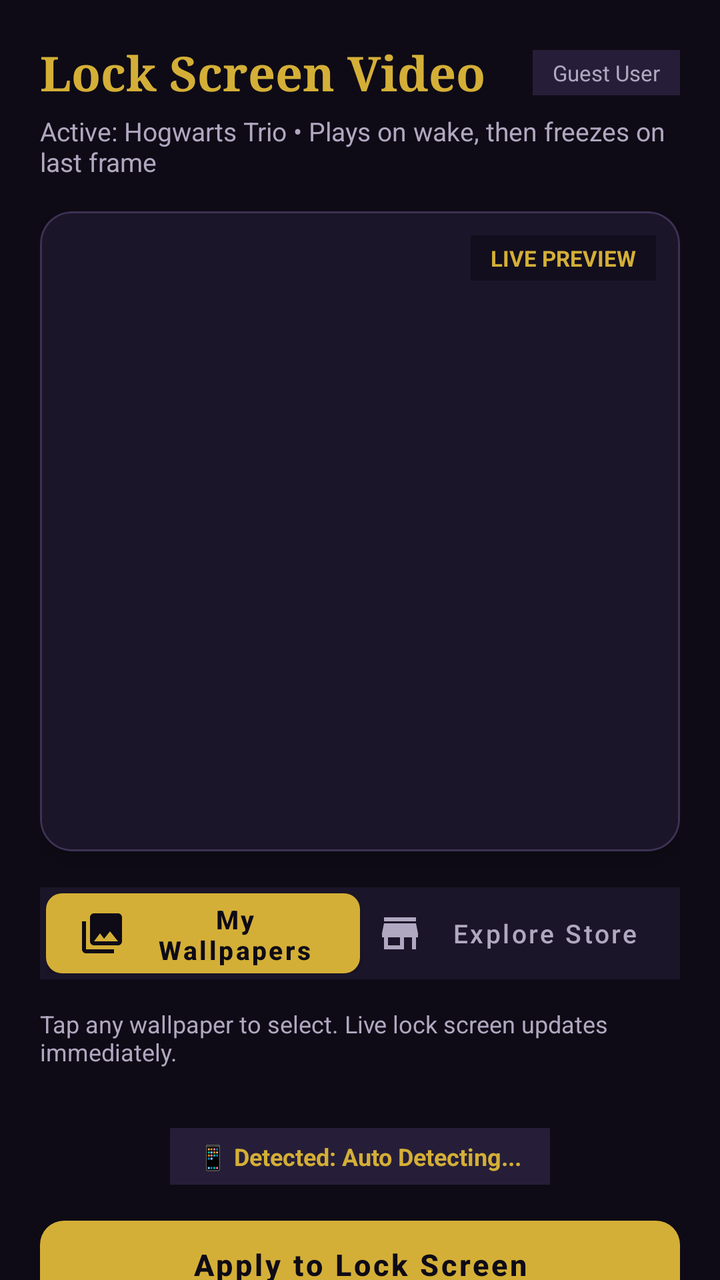
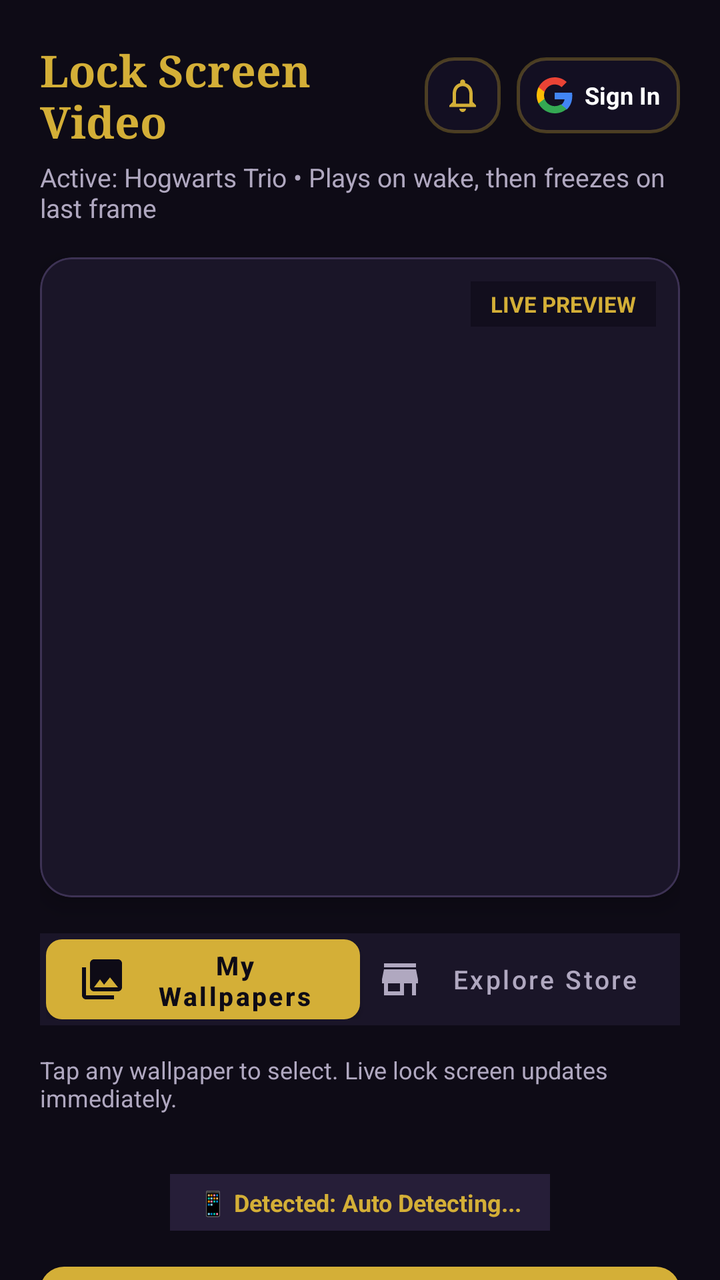

Two renders of the same Android screen: before a commit and after it. Below are the layout's source before the change and the commit's diff.
<!-- AndroidManifest.xml: application theme Theme.VideoLockScreen -->
<!-- res/layout/activity_main.xml -->
<?xml version="1.0" encoding="utf-8"?>
<androidx.core.widget.NestedScrollView xmlns:android="http://schemas.android.com/apk/res/android"
    xmlns:app="http://schemas.android.com/apk/res-auto"
    android:layout_width="match_parent"
    android:layout_height="match_parent"
    android:background="#0E0B16"
    android:fillViewport="true">

    <LinearLayout
        android:layout_width="match_parent"
        android:layout_height="wrap_content"
        android:orientation="vertical"
        android:padding="20dp">

        
        <LinearLayout
            android:layout_width="match_parent"
            android:layout_height="wrap_content"
            android:gravity="center_vertical"
            android:orientation="horizontal">

            <TextView
                android:id="@+id/tvAppTitle"
                android:layout_width="0dp"
                android:layout_height="wrap_content"
                android:layout_weight="1"
                android:fontFamily="serif"
                android:text="Lock Screen Video"
                android:textColor="#D4AF37"
                android:textSize="24sp"
                android:textStyle="bold" />

            
            <TextView
                android:id="@+id/tvUserBadge"
                android:layout_width="wrap_content"
                android:layout_height="wrap_content"
                android:background="#261E38"
                android:paddingHorizontal="10dp"
                android:paddingVertical="4dp"
                android:text="Guest User"
                android:textColor="#B0A8C0"
                android:textSize="11sp" />
        </LinearLayout>

        <TextView
            android:id="@+id/tvActiveWallpaperSubtitle"
            android:layout_width="match_parent"
            android:layout_height="wrap_content"
            android:layout_marginTop="4dp"
            android:text="Active: Hogwarts Trio • Plays on wake, then freezes on last frame"
            android:textColor="#B0A8C0"
            android:textSize="13sp" />

        
        <com.google.android.material.card.MaterialCardView
            android:layout_width="match_parent"
            android:layout_height="320dp"
            android:layout_marginTop="16dp"
            app:cardBackgroundColor="#1A1528"
            app:cardCornerRadius="16dp"
            app:cardElevation="6dp"
            app:strokeColor="#3D3254"
            app:strokeWidth="1dp">

            <FrameLayout
                android:layout_width="match_parent"
                android:layout_height="match_parent">

                <TextureView
                    android:id="@+id/previewTextureView"
                    android:layout_width="match_parent"
                    android:layout_height="match_parent" />

                <TextView
                    android:id="@+id/tvPreviewBadge"
                    android:layout_width="wrap_content"
                    android:layout_height="wrap_content"
                    android:layout_gravity="top|end"
                    android:layout_margin="12dp"
                    android:background="#990E0B16"
                    android:paddingHorizontal="10dp"
                    android:paddingVertical="4dp"
                    android:text="LIVE PREVIEW"
                    android:textColor="#D4AF37"
                    android:textSize="11sp"
                    android:textStyle="bold" />
            </FrameLayout>
        </com.google.android.material.card.MaterialCardView>

        
        <LinearLayout
            android:layout_width="match_parent"
            android:layout_height="46dp"
            android:layout_marginTop="18dp"
            android:background="#1A1528"
            android:orientation="horizontal"
            android:padding="3dp">

            <com.google.android.material.button.MaterialButton
                android:id="@+id/btnTabMyWallpapers"
                android:layout_width="0dp"
                android:layout_height="match_parent"
                android:layout_weight="1"
                android:insetTop="0dp"
                android:insetBottom="0dp"
                android:text="My Wallpapers"
                android:textAllCaps="false"
                android:textColor="#0E0B16"
                android:textSize="13sp"
                android:textStyle="bold"
                app:backgroundTint="#D4AF37"
                app:cornerRadius="8dp"
                app:icon="@drawable/ic_gallery"
                app:iconTint="#0E0B16" />

            <com.google.android.material.button.MaterialButton
                android:id="@+id/btnTabExploreStore"
                style="@style/Widget.MaterialComponents.Button.TextButton"
                android:layout_width="0dp"
                android:layout_height="match_parent"
                android:layout_weight="1"
                android:insetTop="0dp"
                android:insetBottom="0dp"
                android:text="Explore Store"
                android:textAllCaps="false"
                android:textColor="#B0A8C0"
                android:textSize="13sp"
                app:cornerRadius="8dp"
                app:icon="@drawable/ic_store"
                app:iconTint="#B0A8C0" />
        </LinearLayout>

        
        <LinearLayout
            android:id="@+id/layoutMyWallpapers"
            android:layout_width="match_parent"
            android:layout_height="wrap_content"
            android:layout_marginTop="14dp"
            android:orientation="vertical"
            android:visibility="visible">

            <TextView
                android:layout_width="wrap_content"
                android:layout_height="wrap_content"
                android:text="Tap any wallpaper to select. Live lock screen updates immediately."
                android:textColor="#B0A8C0"
                android:textSize="12sp" />

            
            <LinearLayout
                android:id="@+id/layoutImporting"
                android:layout_width="match_parent"
                android:layout_height="wrap_content"
                android:layout_marginTop="8dp"
                android:background="#261E38"
                android:gravity="center_vertical"
                android:orientation="horizontal"
                android:padding="10dp"
                android:visibility="gone">

                <ProgressBar
                    android:layout_width="22dp"
                    android:layout_height="22dp"
                    android:indeterminateTint="#D4AF37" />

                <TextView
                    android:id="@+id/tvImportingStatus"
                    android:layout_width="wrap_content"
                    android:layout_height="wrap_content"
                    android:layout_marginStart="12dp"
                    android:text="Importing and optimizing video..."
                    android:textColor="#F3E8FF"
                    android:textSize="12sp" />
            </LinearLayout>

            
            <androidx.recyclerview.widget.RecyclerView
                android:id="@+id/rvWallpapers"
                android:layout_width="match_parent"
                android:layout_height="wrap_content"
                android:layout_marginTop="10dp"
                android:clipToPadding="false"
                android:nestedScrollingEnabled="false"
                android:orientation="horizontal"
                android:overScrollMode="never" />
        </LinearLayout>

        
        <LinearLayout
            android:id="@+id/layoutExploreStore"
            android:layout_width="match_parent"
            android:layout_height="wrap_content"
            android:layout_marginTop="14dp"
            android:orientation="vertical"
            android:visibility="gone">

            <LinearLayout
                android:layout_width="match_parent"
                android:layout_height="wrap_content"
                android:gravity="center_vertical"
                android:orientation="horizontal">

                <TextView
                    android:id="@+id/tvStoreCatalogHeader"
                    android:layout_width="0dp"
                    android:layout_height="wrap_content"
                    android:layout_weight="1"
                    android:text="Tap any card to stream preview. Download to set as wallpaper."
                    android:textColor="#B0A8C0"
                    android:textSize="12sp" />

                <com.google.android.material.button.MaterialButton
                    android:id="@+id/btnRefreshStore"
                    style="@style/Widget.MaterialComponents.Button.TextButton"
                    android:layout_width="wrap_content"
                    android:layout_height="36dp"
                    android:insetTop="0dp"
                    android:insetBottom="0dp"
                    android:text="Refresh"
                    android:textAllCaps="false"
                    android:textColor="#D4AF37"
                    android:textSize="12sp" />
            </LinearLayout>

            
            <LinearLayout
                android:id="@+id/layoutStoreSkeleton"
                android:layout_width="match_parent"
                android:layout_height="wrap_content"
                android:layout_marginTop="8dp"
                android:orientation="vertical"
                android:visibility="gone">

                <include layout="@layout/item_store_skeleton" />
                <include layout="@layout/item_store_skeleton" />
            </LinearLayout>

            
            <androidx.recyclerview.widget.RecyclerView
                android:id="@+id/rvStoreWallpapers"
                android:layout_width="match_parent"
                android:layout_height="wrap_content"
                android:layout_marginTop="8dp"
                android:clipToPadding="false"
                android:nestedScrollingEnabled="false"
                android:overScrollMode="never" />
        </LinearLayout>

        
        <TextView
            android:id="@+id/tvDeviceBrand"
            android:layout_width="wrap_content"
            android:layout_height="wrap_content"
            android:layout_gravity="center_horizontal"
            android:layout_marginTop="20dp"
            android:background="#261E38"
            android:paddingHorizontal="14dp"
            android:paddingVertical="6dp"
            android:text="📱 Detected: Auto Detecting..."
            android:textColor="#D4AF37"
            android:textSize="12sp"
            android:textStyle="bold" />

        
        <com.google.android.material.button.MaterialButton
            android:id="@+id/btnSetWallpaper"
            android:layout_width="match_parent"
            android:layout_height="56dp"
            android:layout_marginTop="12dp"
            android:text="Apply to Lock Screen"
            android:textAllCaps="false"
            android:textColor="#0E0B16"
            android:textSize="15sp"
            android:textStyle="bold"
            app:backgroundTint="#D4AF37"
            app:cornerRadius="12dp" />

        <TextView
            android:id="@+id/tvPrimaryInstruction"
            android:layout_width="match_parent"
            android:layout_height="wrap_content"
            android:layout_marginTop="8dp"
            android:gravity="center"
            android:text="Important: In the preview, tap 'Set wallpaper' -> choose 'Home screen and lock screen'"
            android:textColor="#D4AF37"
            android:textSize="12sp"
            android:textStyle="bold" />

        
        <com.google.android.material.button.MaterialButton
            android:id="@+id/btnDirectGalleryHandOff"
            style="@style/Widget.MaterialComponents.Button.OutlinedButton"
            android:layout_width="match_parent"
            android:layout_height="wrap_content"
            android:layout_marginTop="14dp"
            android:text="🎬 Direct Video Hand-off (Open in Phone Gallery)"
            android:textAllCaps="false"
            android:textColor="#F3E8FF"
            app:cornerRadius="12dp"
            app:strokeColor="#7C3AED" />

        <com.google.android.material.button.MaterialButton
            android:id="@+id/btnClearLockOverride"
            style="@style/Widget.MaterialComponents.Button.OutlinedButton"
            android:layout_width="match_parent"
            android:layout_height="wrap_content"
            android:layout_marginTop="8dp"
            android:text="🔄 Fix Lock Screen (Remove Old Photo Override)"
            android:textAllCaps="false"
            android:textColor="#E0D7F5"
            app:cornerRadius="12dp"
            app:strokeColor="#5B4A78" />

        <com.google.android.material.button.MaterialButton
            android:id="@+id/btnExportVideo"
            style="@style/Widget.MaterialComponents.Button.TextButton"
            android:layout_width="match_parent"
            android:layout_height="wrap_content"
            android:layout_marginTop="4dp"
            android:text="📁 Choose Folder &amp; Save Video (Manual Fallback)"
            android:textAllCaps="false"
            android:textColor="#A78BFA"
            android:textSize="13sp" />

        
        <com.google.android.material.card.MaterialCardView
            android:layout_width="match_parent"
            android:layout_height="wrap_content"
            android:layout_marginTop="24dp"
            app:cardBackgroundColor="#1A1528"
            app:cardCornerRadius="16dp"
            app:cardElevation="4dp"
            app:strokeColor="#3D3254"
            app:strokeWidth="1dp">

            <LinearLayout
                android:layout_width="match_parent"
                android:layout_height="wrap_content"
                android:orientation="vertical"
                android:padding="16dp">

                <TextView
                    android:layout_width="wrap_content"
                    android:layout_height="wrap_content"
                    android:text="Playback Behavior"
                    android:textColor="#D4AF37"
                    android:textSize="16sp"
                    android:textStyle="bold" />

                
                <RadioGroup
                    android:id="@+id/rgPlaybackMode"
                    android:layout_width="match_parent"
                    android:layout_height="wrap_content"
                    android:layout_marginTop="12dp">

                    <RadioButton
                        android:id="@+id/rbFreezeLastFrame"
                        android:layout_width="match_parent"
                        android:layout_height="wrap_content"
                        android:buttonTint="#D4AF37"
                        android:checked="true"
                        android:text="Wake Animation (Play 5s, freeze on final frame - 0% Battery)"
                        android:textColor="#FFFFFF"
                        android:textSize="13sp" />

                    <RadioButton
                        android:id="@+id/rbLoopLockOnly"
                        android:layout_width="match_parent"
                        android:layout_height="wrap_content"
                        android:layout_marginTop="8dp"
                        android:buttonTint="#D4AF37"
                        android:text="Loop on Lock Screen Only (Freezes on Home Screen - Fast &amp; Smooth)"
                        android:textColor="#FFFFFF"
                        android:textSize="13sp" />

                    <RadioButton
                        android:id="@+id/rbLoopAlways"
                        android:layout_width="match_parent"
                        android:layout_height="wrap_content"
                        android:layout_marginTop="8dp"
                        android:buttonTint="#D4AF37"
                        android:text="Loop Always (Both Lock Screen &amp; Home Screen)"
                        android:textColor="#FFFFFF"
                        android:textSize="13sp" />
                </RadioGroup>

                <View
                    android:layout_width="match_parent"
                    android:layout_height="1dp"
                    android:layout_marginVertical="14dp"
                    android:background="#2E2642" />

                
                <com.google.android.material.switchmaterial.SwitchMaterial
                    android:id="@+id/switchMute"
                    android:layout_width="match_parent"
                    android:layout_height="wrap_content"
                    android:checked="true"
                    android:text="Mute Video Audio (Silent on Lock)"
                    android:textColor="#FFFFFF"
                    app:thumbTint="#D4AF37"
                    app:trackTint="#5A4B75" />

            </LinearLayout>
        </com.google.android.material.card.MaterialCardView>

        <TextView
            android:id="@+id/tvAppInfo"
            android:layout_width="match_parent"
            android:layout_height="wrap_content"
            android:layout_marginTop="24dp"
            android:gravity="center"
            android:text="Pure Native Live Wallpaper • Zero Overlays • No Popup Delay"
            android:textColor="#665D7A"
            android:textSize="12sp" />

    </LinearLayout>
</androidx.core.widget.NestedScrollView>
<!-- res/layout/item_store_skeleton.xml (included above) -->
<?xml version="1.0" encoding="utf-8"?>
<com.google.android.material.card.MaterialCardView xmlns:android="http://schemas.android.com/apk/res/android"
    xmlns:app="http://schemas.android.com/apk/res-auto"
    android:layout_width="match_parent"
    android:layout_height="wrap_content"
    android:layout_marginHorizontal="4dp"
    android:layout_marginVertical="6dp"
    app:cardBackgroundColor="#140F22"
    app:cardCornerRadius="14dp"
    app:cardElevation="0dp"
    app:strokeColor="#261E38"
    app:strokeWidth="1dp">

    <LinearLayout
        android:layout_width="match_parent"
        android:layout_height="wrap_content"
        android:orientation="horizontal"
        android:padding="12dp">

        
        <View
            android:layout_width="90dp"
            android:layout_height="130dp"
            android:background="#261E38" />

        <LinearLayout
            android:layout_width="0dp"
            android:layout_height="match_parent"
            android:layout_marginStart="12dp"
            android:layout_weight="1"
            android:orientation="vertical">

            
            <View
                android:layout_width="160dp"
                android:layout_height="16dp"
                android:background="#2E2444" />

            
            <View
                android:layout_width="match_parent"
                android:layout_height="12dp"
                android:layout_marginTop="8dp"
                android:background="#261E38" />

            
            <View
                android:layout_width="120dp"
                android:layout_height="12dp"
                android:layout_marginTop="4dp"
                android:background="#261E38" />

            
            <View
                android:layout_width="60dp"
                android:layout_height="14dp"
                android:layout_marginTop="8dp"
                android:background="#2E2444" />

            <View
                android:layout_width="match_parent"
                android:layout_height="0dp"
                android:layout_weight="1" />

            
            <View
                android:layout_width="match_parent"
                android:layout_height="36dp"
                android:layout_marginTop="12dp"
                android:background="#261E38" />

        </LinearLayout>
    </LinearLayout>

</com.google.android.material.card.MaterialCardView>
<!-- resources referenced by this layout -->
<resources>
  <!-- drawable ic_gallery (drawable) -->
  <vector xmlns:android="http://schemas.android.com/apk/res/android"
      android:width="24dp"
      android:height="24dp"
      android:viewportWidth="24"
      android:viewportHeight="24">
    <path
        android:fillColor="#FFFFFFFF"
        android:pathData="M22,16V4c0,-1.1 -0.9,-2 -2,-2H8c-1.1,0 -2,0.9 -2,2v12c0,1.1 0.9,2 2,2h12c1.1,0 2,-0.9 2,-2zm-11,-4l2.03,2.71L16,11l4,5H8l3,-4zM2,6v14c0,1.1 0.9,2 2,2h14v-2H4V6H2z"/>
  </vector>
  <!-- drawable ic_store (drawable) -->
  <vector xmlns:android="http://schemas.android.com/apk/res/android"
      android:width="24dp"
      android:height="24dp"
      android:viewportWidth="24"
      android:viewportHeight="24">
    <path
        android:fillColor="#FFFFFFFF"
        android:pathData="M20,4H4v2h16V4zm1,10v-2l-1,-5H4l-1,5v2h1v6h10v-6h4v6h2v-6h1zm-9,4H6v-4h6v4z"/>
  </vector>
  <style name="Theme.VideoLockScreen" parent="Theme.MaterialComponents.DayNight.NoActionBar">
          <item name="colorPrimary">@color/gold_primary</item>
          <item name="colorSecondary">@color/accent_glow</item>
          <item name="android:windowBackground">@color/bg_dark</item>
          <item name="android:statusBarColor">@color/bg_dark</item>
          <item name="android:navigationBarColor">@color/bg_dark</item>
      </style>
  <color name="gold_primary">#D4AF37</color>
  <color name="accent_glow">#9370DB</color>
  <color name="bg_dark">#0E0B16</color>
</resources>

<!-- the commit's change to res/layout/activity_main.xml (unified diff, before → after) -->
@@ -27,20 +27,69 @@
                 android:fontFamily="serif"
                 android:text="Lock Screen Video"
                 android:textColor="#D4AF37"
-                android:textSize="24sp"
+                android:textSize="22sp"
                 android:textStyle="bold" />
 
             
-            <TextView
-                android:id="@+id/tvUserBadge"
+            <FrameLayout
+                android:id="@+id/btnNotificationCenter"
+                android:layout_width="38dp"
+                android:layout_height="38dp"
+                android:layout_marginEnd="8dp"
+                android:background="@drawable/bg_glass_toast"
+                android:clickable="true"
+                android:focusable="true">
+
+                <ImageView
+                    android:layout_width="20dp"
+                    android:layout_height="20dp"
+                    android:layout_gravity="center"
+                    android:src="@drawable/ic_bell"
+                    app:tint="#D4AF37" />
+
+                <TextView
+                    android:id="@+id/tvNotificationBadge"
+                    android:layout_width="16dp"
+                    android:layout_height="16dp"
+                    android:layout_gravity="top|end"
+                    android:background="@drawable/bg_glass_toast"
+                    android:backgroundTint="#FF4D6D"
+                    android:gravity="center"
+                    android:text="1"
+                    android:textColor="#FFFFFF"
+                    android:textSize="9sp"
+                    android:textStyle="bold"
+                    android:visibility="gone" />
+            </FrameLayout>
+
+            
+            <LinearLayout
+                android:id="@+id/btnUserAuth"
                 android:layout_width="wrap_content"
-                android:layout_height="wrap_content"
-                android:background="#261E38"
-                android:paddingHorizontal="10dp"
-                android:paddingVertical="4dp"
-                android:text="Guest User"
-                android:textColor="#B0A8C0"
-                android:textSize="11sp" />
+                android:layout_height="38dp"
+                android:background="@drawable/bg_glass_toast"
+                android:clickable="true"
+                android:focusable="true"
+                android:gravity="center_vertical"
+                android:orientation="horizontal"
+                android:paddingHorizontal="10dp">
+
+                <ImageView
+                    android:id="@+id/ivUserAuthIcon"
+                    android:layout_width="18dp"
+                    android:layout_height="18dp"
+                    android:src="@drawable/ic_google" />
+
+                <TextView
+                    android:id="@+id/tvUserAuthText"
+                    android:layout_width="wrap_content"
+                    android:layout_height="wrap_content"
+                    android:layout_marginStart="6dp"
+                    android:text="Sign In"
+                    android:textColor="#FFFFFF"
+                    android:textSize="12sp"
+                    android:textStyle="bold" />
+            </LinearLayout>
         </LinearLayout>
 
         <TextView
<!-- resource entries referenced after the edit -->
@@ -1,5 +1,25 @@
 <!-- resources referenced by this layout -->
 <resources>
+  <!-- drawable bg_glass_toast (drawable) -->
+  <?xml version="1.0" encoding="utf-8"?>
+  <shape xmlns:android="http://schemas.android.com/apk/res/android"
+      android:shape="rectangle">
+      <corners android:radius="14dp" />
+      <solid android:color="#E6151024" /> 
+      <stroke
+          android:width="1.5dp"
+          android:color="#4DD4AF37" /> 
+  </shape>
+  <!-- drawable ic_bell (drawable) -->
+  <vector xmlns:android="http://schemas.android.com/apk/res/android"
+      android:width="24dp"
+      android:height="24dp"
+      android:viewportWidth="24"
+      android:viewportHeight="24">
+    <path
+        android:fillColor="#FFFFFFFF"
+        android:pathData="M12,22c1.1,0 2,-0.9 2,-2h-4c0,1.1 0.9,2 2,2zM18,16v-5c0,-3.07 -1.63,-5.64 -4.5,-6.32V4c0,-0.83 -0.67,-1.5 -1.5,-1.5s-1.5,0.67 -1.5,1.5v0.68C7.64,5.36 6,7.92 6,11v5l-2,2v1h16v-1l-2,-2zM16,17H8v-6c0,-2.48 1.51,-4.5 4,-4.5s4,2.02 4,4.5v6z"/>
+  </vector>
   <!-- drawable ic_gallery (drawable) -->
   <vector xmlns:android="http://schemas.android.com/apk/res/android"
       android:width="24dp"
@@ -9,6 +29,25 @@
     <path
         android:fillColor="#FFFFFFFF"
         android:pathData="M22,16V4c0,-1.1 -0.9,-2 -2,-2H8c-1.1,0 -2,0.9 -2,2v12c0,1.1 0.9,2 2,2h12c1.1,0 2,-0.9 2,-2zm-11,-4l2.03,2.71L16,11l4,5H8l3,-4zM2,6v14c0,1.1 0.9,2 2,2h14v-2H4V6H2z"/>
+  </vector>
+  <!-- drawable ic_google (drawable) -->
+  <vector xmlns:android="http://schemas.android.com/apk/res/android"
+      android:width="24dp"
+      android:height="24dp"
+      android:viewportWidth="24"
+      android:viewportHeight="24">
+    <path
+        android:fillColor="#4285F4"
+        android:pathData="M23.745,12.27c0,-0.7 -.06,-1.4 -.19,-2.07H12v4.51h6.6c-.29,1.52 -1.14,2.82 -2.4,3.68v3.05h3.88c2.27,-2.09 3.66,-5.17 3.66,-9.17z"/>
+    <path
+        android:fillColor="#34A853"
+        android:pathData="M12,24c3.24,0 5.95,-1.08 7.93,-2.91l-3.88,-3.05c-1.08,.72 -2.45,1.16 -4.05,1.16 -3.12,0 -5.77,-2.1 -6.72,-4.93H1.25v3.15C3.26,21.36 7.36,24 12,24z"/>
+    <path
+        android:fillColor="#FBBC05"
+        android:pathData="M5.28,14.27c-.25,-.72 -.38,-1.49 -.38,-2.27s.13,-1.55 .38,-2.27V6.58H1.25C.45,8.18 0,9.99 0,12s.45,3.82 1.25,5.42l4.03,-3.15z"/>
+    <path
+        android:fillColor="#EA4335"
+        android:pathData="M12,4.75c1.77,0 3.35,.61 4.6,1.8l3.42,-3.42C17.95,1.19 15.24,0 12,0 7.36,0 3.26,2.64 1.25,6.58l4.03,3.15c.95,-2.83 3.6,-4.98 6.72,-4.98z"/>
   </vector>
   <!-- drawable ic_store (drawable) -->
   <vector xmlns:android="http://schemas.android.com/apk/res/android"
